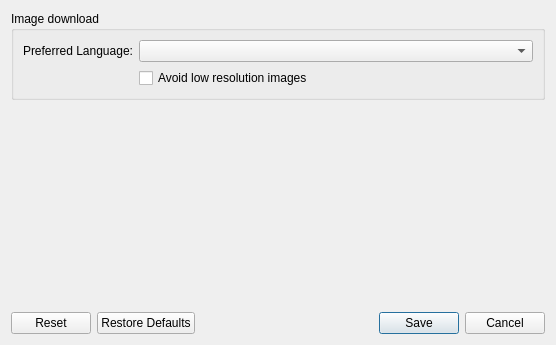
Qt form mtg_proxy_printer/resources/ui/settings_window.ui (luziferius/MTGProxyPrinter) before a commit.
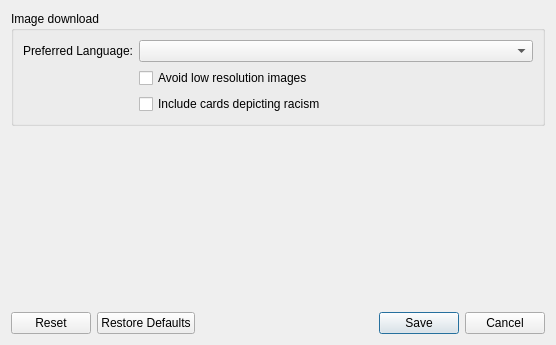
The same form after that commit.

Commit message:
Settings GUI: Added option to enable/disable downloading cards depicting racism. Disabled by default. The user can enable the option in the settings window, if they wish to do so.
FossilOrigin-Name: 6bd0981adbc5f394b7b5f0f31d6fb863271c2f17233da470c2cfafe4ad4c88ff

Diff of the .ui file:
```diff
--- a/mtg_proxy_printer/resources/ui/settings_window.ui
+++ b/mtg_proxy_printer/resources/ui/settings_window.ui
@@ -53,6 +53,13 @@
         </property>
        </widget>
       </item>
+      <item row="2" column="1">
+       <widget class="QCheckBox" name="include_cards_depicting_racism_check_box">
+        <property name="text">
+         <string>Include cards depicting racism</string>
+        </property>
+       </widget>
+      </item>
      </layout>
     </widget>
    </item>
```
Left out of the diff: 5 changed lines with no effect on the pictures. The commit also changes 1 other file.
